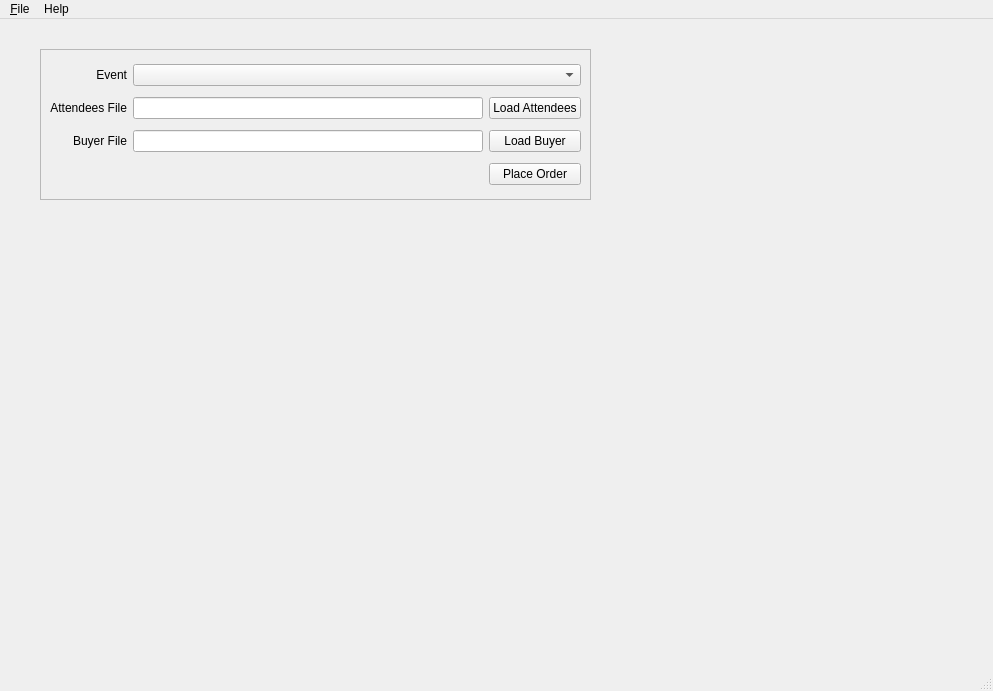
The window that mass_signup.ui (boscokclau/mass_signup) describes before a commit, drawn with Qt 5.
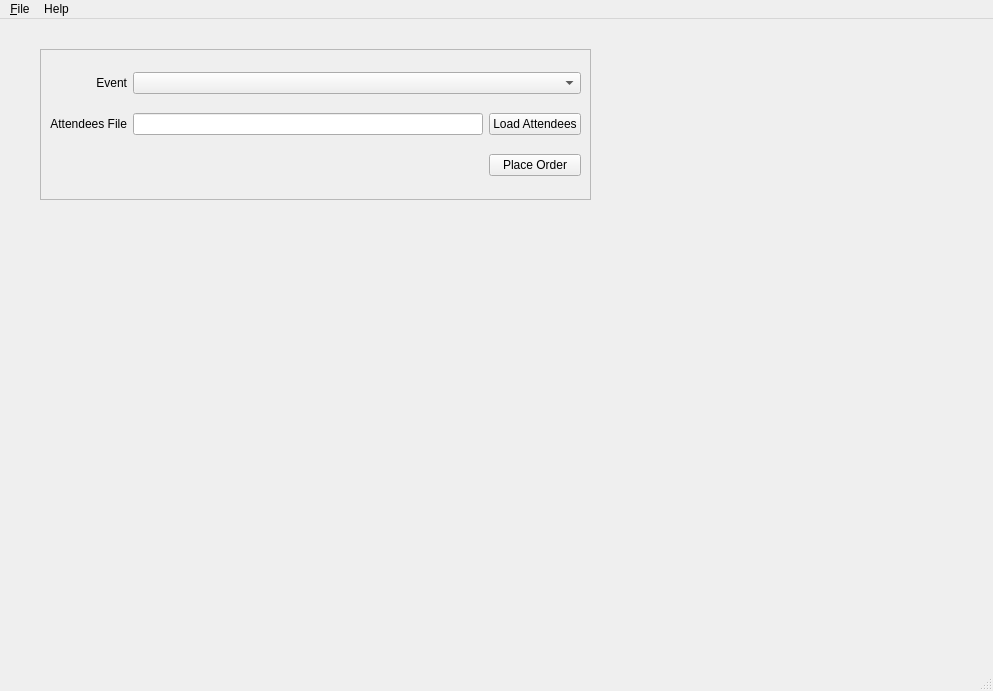
The same window after the commit.

Commit message: Make buyer a default for this UI app. Developer access built in with command line arguments.

Diff of the .ui file:
```diff
--- a/mass_signup.ui
+++ b/mass_signup.ui
@@ -36,6 +36,9 @@
      <enum>QFrame::Raised</enum>
     </property>
     <layout class="QGridLayout" name="gridLayout">
+     <item row="0" column="1" colspan="2">
+      <widget class="QComboBox" name="cboEventUrl"/>
+     </item>
      <item row="2" column="0">
       <widget class="QLabel" name="lblLoadAttendees">
        <property name="text">
@@ -53,23 +56,13 @@
        </property>
       </widget>
      </item>
-     <item row="4" column="2">
+     <item row="3" column="2">
       <widget class="QPushButton" name="btnPlaceOrder">
        <property name="text">
         <string>Place Order</string>
        </property>
       </widget>
      </item>
-     <item row="3" column="0">
-      <widget class="QLabel" name="lblLoadBuyer">
-       <property name="text">
-        <string>Buyer File</string>
-       </property>
-       <property name="alignment">
-        <set>Qt::AlignRight|Qt::AlignTrailing|Qt::AlignVCenter</set>
-       </property>
-      </widget>
-     </item>
      <item row="0" column="0">
       <widget class="QLabel" name="lblEvent">
        <property name="text">
@@ -83,19 +76,6 @@
      <item row="2" column="1">
       <widget class="QLineEdit" name="txtAttendeesFilePath"/>
      </item>
-     <item row="3" column="1">
-      <widget class="QLineEdit" name="txtBuyerFilePath"/>
-     </item>
-     <item row="3" column="2">
-      <widget class="QPushButton" name="btnLoadBuyer">
-       <property name="text">
-        <string>Load Buyer</string>
-       </property>
-      </widget>
-     </item>
-     <item row="0" column="1" colspan="2">
-      <widget class="QComboBox" name="cboEventUrl"/>
-     </item>
     </layout>
    </widget>
   </widget>
```
The commit also changes 2 other files.
